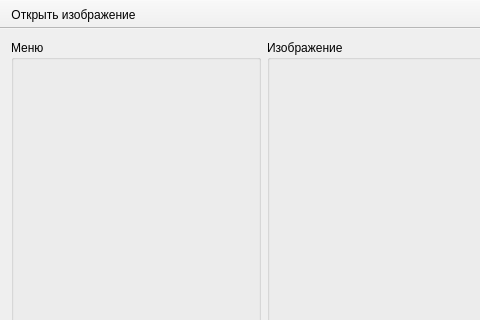
AnisimoffNikita/course-project-cg, file ui/mainwindow.ui: the form before one commit; both pictures show x 0 to 480 and y 0 to 320 of the 678 by 479 pixel window.
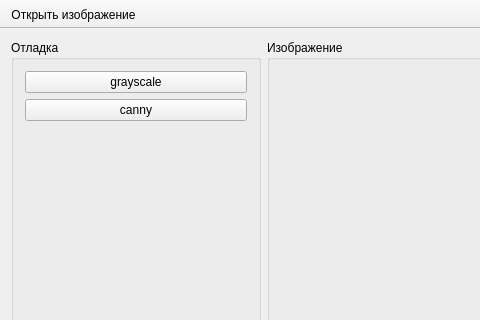
The form after the commit. Icons and pictures are not drawn. Custom widgets are drawn as their Qt base class.

What changed in the file:
```diff
--- a/ui/mainwindow.ui
+++ b/ui/mainwindow.ui
@@ -6,7 +6,7 @@
    <rect>
     <x>0</x>
     <y>0</y>
-    <width>598</width>
+    <width>674</width>
     <height>479</height>
    </rect>
   </property>
@@ -48,8 +48,37 @@
        </size>
       </property>
       <property name="title">
-       <string>Меню</string>
+       <string>Отладка</string>
       </property>
+      <layout class="QGridLayout" name="gridLayout_3">
+       <item row="0" column="0">
+        <widget class="QPushButton" name="btnGray">
+         <property name="text">
+          <string>grayscale</string>
+         </property>
+        </widget>
+       </item>
+       <item row="2" column="0">
+        <spacer name="verticalSpacer">
+         <property name="orientation">
+          <enum>Qt::Vertical</enum>
+         </property>
+         <property name="sizeHint" stdset="0">
+          <size>
+           <width>20</width>
+           <height>40</height>
+          </size>
+         </property>
+        </spacer>
+       </item>
+       <item row="1" column="0">
+        <widget class="QPushButton" name="btnCanny">
+         <property name="text">
+          <string>canny</string>
+         </property>
+        </widget>
+       </item>
+      </layout>
      </widget>
     </item>
    </layout>
```
